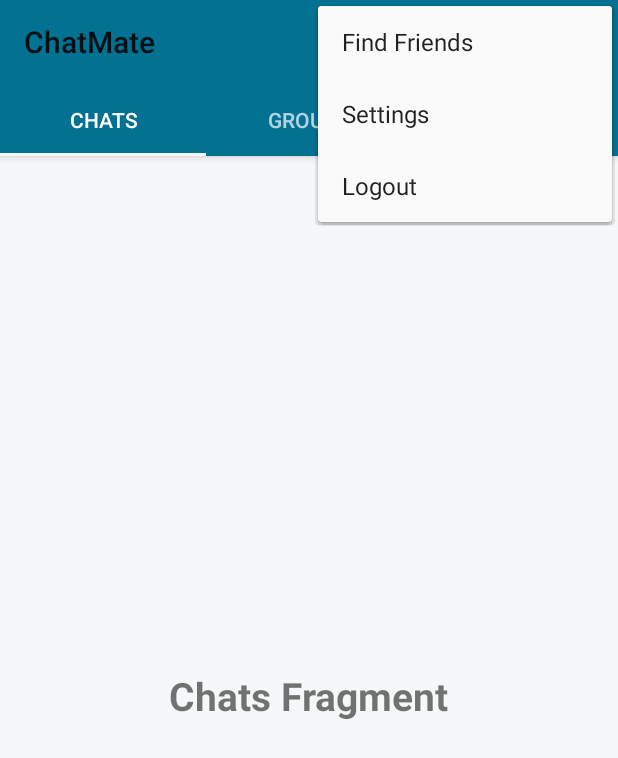
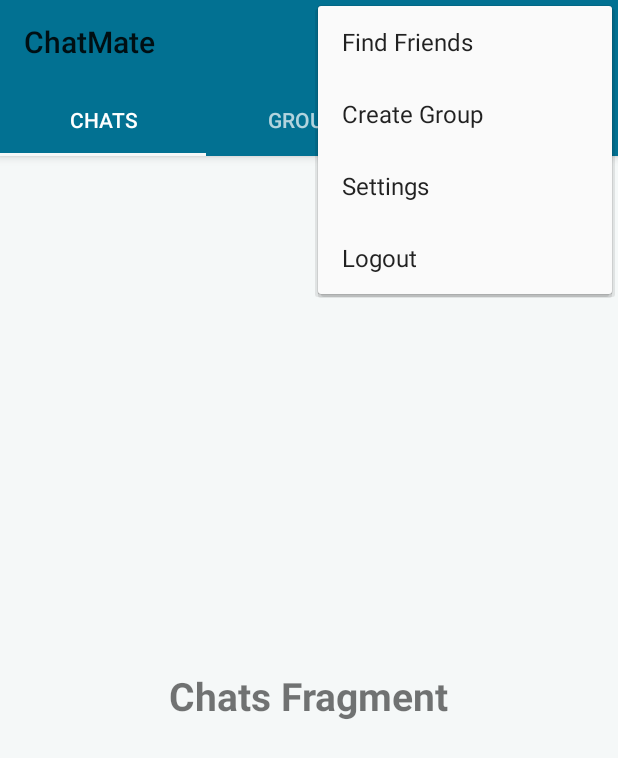
Before and after one commit to HanselTita/ChatMate, an Android app: the MainActivity screen opened directly, with no data from a screen before it, with the options menu open, on a phone screen of 412 x 824 dp. Shown: the top 758 px of the screen. Run offline under Robolectric (Android 15) with nearby library versions, the phone set to English and light mode, and no system bars; our stand-ins replace Firebase (no records; nobody signed in at launch, a user with empty details on screens opened directly); 1 statement that could not run was skipped.

Commit message:
Working on the create group menu

```diff
--- a/app/src/main/res/menu/options_menu.xml
+++ b/app/src/main/res/menu/options_menu.xml
@@ -5,6 +5,11 @@
     <item android:title="Find Friends"
         android:id="@+id/main_find_friends_option"
         app:showAsAction="never"/>
+
+    <item android:title="Create Group"
+        android:id="@+id/main_create_group_option"
+        app:showAsAction="never"/>
+
     <item android:title="Settings"
         android:id="@+id/main_settings_option"
         app:showAsAction="never" />
--- a/app/src/main/res/values/styles.xml
+++ b/app/src/main/res/values/styles.xml
@@ -8,4 +8,6 @@
         <item name="colorAccent">@color/colorAccent</item>
     </style>
 
+    <style name="AlertDialog" parent="Base.Theme.AppCompat.Light.Dialog"></style>
+
 </resources>
```
Also changed, not shown: app/src/main/java/com/softhans/chatmate/MainActivity.java (+65 -0 lines).
